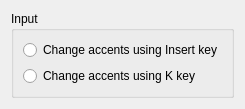
The window that ui/settingswidget.ui (Richdark/Klavier) describes before a commit, drawn with Qt 5.
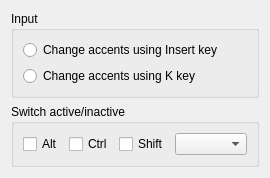
The same window after the commit.

Commit message: Registering a hotkey to enable/disable Klavier

What changed in the file:
```diff
--- a/ui/settingswidget.ui
+++ b/ui/settingswidget.ui
@@ -37,6 +37,39 @@
      </layout>
     </widget>
    </item>
+   <item>
+    <widget class="QGroupBox" name="hotkeyGroup">
+     <property name="title">
+      <string>Switch active/inactive</string>
+     </property>
+     <layout class="QHBoxLayout" name="horizontalLayout">
+       <item>
+         <widget class="QCheckBox" name="altCheckbox">
+           <property name="text">
+             <string>Alt</string>
+           </property>
+         </widget>
+       </item>
+      <item>
+       <widget class="QCheckBox" name="ctrlCheckbox">
+        <property name="text">
+         <string>Ctrl</string>
+        </property>
+       </widget>
+      </item>
+      <item>
+       <widget class="QCheckBox" name="shiftCheckbox">
+        <property name="text">
+         <string>Shift</string>
+        </property>
+       </widget>
+      </item>
+      <item>
+       <widget class="QComboBox" name="secondaryKeyComboBox"/>
+      </item>
+     </layout>
+    </widget>
+   </item>
   </layout>
  </widget>
  <resources/>
```
The commit also changes 8 other files.
